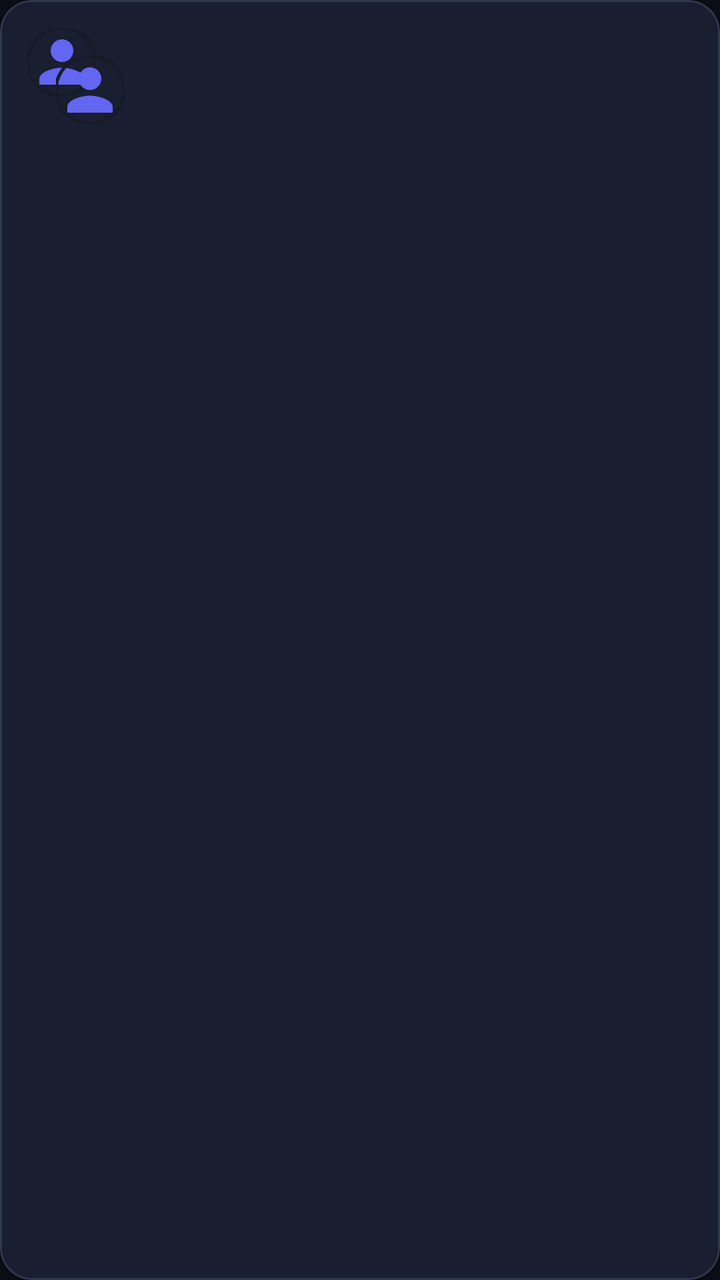
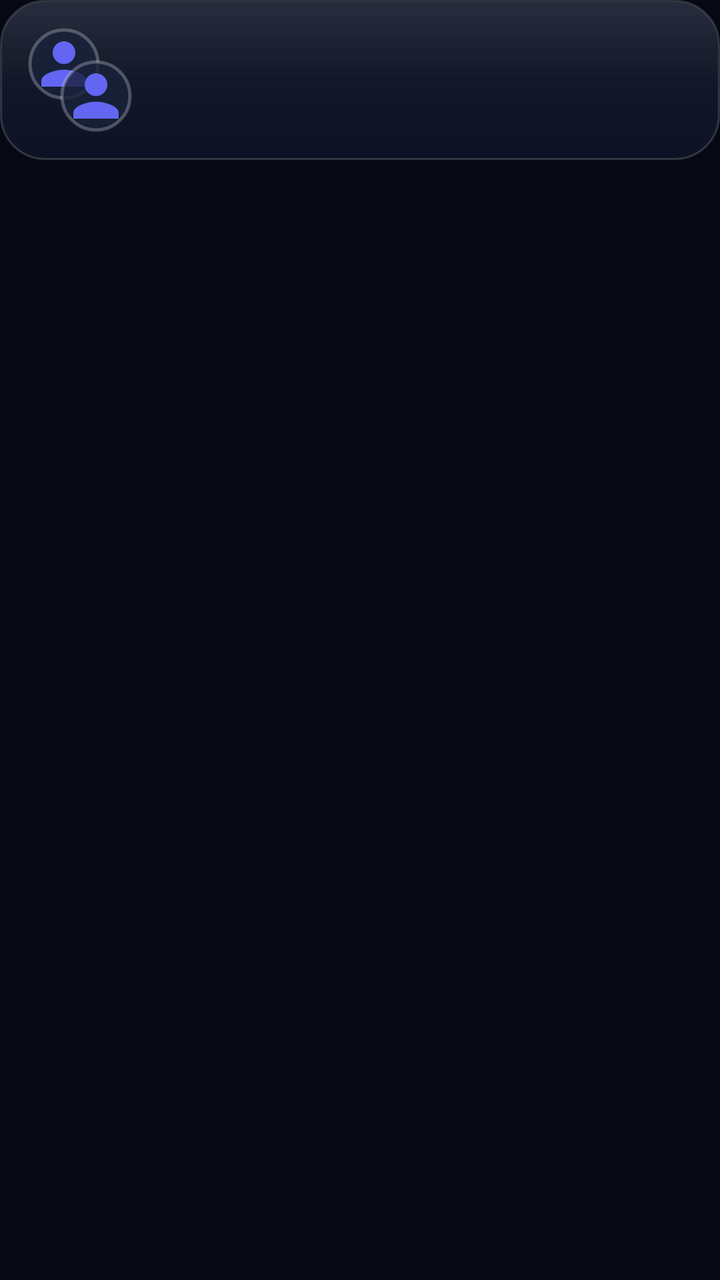

Before-and-after screenshots of an Android layout around one commit, followed by the original layout XML and the change that was made.
<!-- AndroidManifest.xml: application theme Theme.PersonaNet -->
<!-- res/layout/item_conversation.xml -->
<?xml version="1.0" encoding="utf-8"?>
<com.google.android.material.card.MaterialCardView xmlns:android="http://schemas.android.com/apk/res/android"
    xmlns:app="http://schemas.android.com/apk/res-auto"
    android:id="@+id/card_conversation"
    android:layout_width="match_parent"
    android:layout_height="wrap_content"
    android:layout_marginHorizontal="12dp"
    android:layout_marginVertical="4dp"
    app:cardBackgroundColor="@color/surface_card"
    app:cardCornerRadius="16dp"
    app:cardElevation="1dp"
    app:strokeColor="@color/border_divider"
    app:strokeWidth="1dp">

    <LinearLayout
        android:layout_width="match_parent"
        android:layout_height="wrap_content"
        android:gravity="center_vertical"
        android:orientation="horizontal"
        android:padding="14dp">

        <FrameLayout
            android:layout_width="48dp"
            android:layout_height="48dp">

            <com.google.android.material.imageview.ShapeableImageView
                android:id="@+id/image_persona_a"
                android:layout_width="34dp"
                android:layout_height="34dp"
                android:layout_gravity="top|start"
                android:contentDescription="@string/app_name"
                android:scaleType="centerCrop"
                android:src="@drawable/ic_person_placeholder"
                app:shapeAppearanceOverlay="@style/ShapeAppearance.PersonaNet.Circle"
                app:strokeColor="@color/surface_card"
                app:strokeWidth="1.5dp" />

            <com.google.android.material.imageview.ShapeableImageView
                android:id="@+id/image_persona_b"
                android:layout_width="34dp"
                android:layout_height="34dp"
                android:layout_gravity="bottom|end"
                android:contentDescription="@string/app_name"
                android:scaleType="centerCrop"
                android:src="@drawable/ic_person_placeholder"
                app:shapeAppearanceOverlay="@style/ShapeAppearance.PersonaNet.Circle"
                app:strokeColor="@color/surface_card"
                app:strokeWidth="1.5dp" />
        </FrameLayout>

        <LinearLayout
            android:layout_width="0dp"
            android:layout_height="wrap_content"
            android:layout_marginStart="14dp"
            android:layout_weight="1"
            android:orientation="vertical">

            <LinearLayout
                android:layout_width="match_parent"
                android:layout_height="wrap_content"
                android:orientation="horizontal">

                <TextView
                    android:id="@+id/text_conv_title"
                    android:layout_width="0dp"
                    android:layout_height="wrap_content"
                    android:layout_weight="1"
                    android:ellipsize="end"
                    android:maxLines="1"
                    android:textColor="@color/text_primary"
                    android:textSize="15sp"
                    android:textStyle="bold" />

                <TextView
                    android:id="@+id/text_conv_time"
                    android:layout_width="wrap_content"
                    android:layout_height="wrap_content"
                    android:textColor="@color/text_tertiary"
                    android:textSize="11sp" />
            </LinearLayout>

            <TextView
                android:id="@+id/text_conv_last_message"
                android:layout_width="match_parent"
                android:layout_height="wrap_content"
                android:layout_marginTop="4dp"
                android:ellipsize="end"
                android:maxLines="1"
                android:textColor="@color/text_secondary"
                android:textSize="13sp" />
        </LinearLayout>

    </LinearLayout>
</com.google.android.material.card.MaterialCardView>
<!-- resources referenced by this layout -->
<resources>
  <color name="border_divider">#2E384D</color>
  <color name="surface_card">#161B26</color>
  <color name="text_primary">#F1F5F9</color>
  <color name="text_secondary">#94A3B8</color>
  <color name="text_tertiary">#64748B</color>
  <style name="Theme.PersonaNet" parent="Theme.Material3.DayNight.NoActionBar">
          
          <item name="colorPrimary">@color/indigo_primary</item>
          <item name="colorOnPrimary">@color/white</item>
          <item name="colorPrimaryContainer">@color/surface_elevated</item>
          <item name="colorOnPrimaryContainer">@color/text_primary</item>
          
          <item name="colorSecondary">@color/violet_accent</item>
          <item name="colorOnSecondary">@color/white</item>
  
          
          <item name="android:windowBackground">@color/bg_midnight</item>
          <item name="colorSurface">@color/surface_card</item>
          <item name="colorOnSurface">@color/text_primary</item>
          <item name="colorSurfaceVariant">@color/surface_elevated</item>
          <item name="colorOnSurfaceVariant">@color/text_secondary</item>
  
          
          <item name="android:statusBarColor">@color/bg_midnight</item>
          <item name="android:navigationBarColor">@color/bg_midnight</item>
          <item name="android:windowLightStatusBar">false</item>
          <item name="android:windowLightNavigationBar">false</item>
  
          <item name="android:textColorPrimary">@color/text_primary</item>
          <item name="android:textColorSecondary">@color/text_secondary</item>
      </style>
  <color name="indigo_primary">#6366F1</color>
  <color name="surface_elevated">#1F2637</color>
  <color name="violet_accent">#8B5CF6</color>
  <color name="bg_midnight">#0B0E14</color>
  <!-- unchanged entries left out for length: 4 -->
</resources>

<!-- the commit's change to res/layout/item_conversation.xml (unified diff, before → after) -->
@@ -5,46 +5,51 @@
     android:layout_width="match_parent"
     android:layout_height="wrap_content"
     android:layout_marginHorizontal="12dp"
-    android:layout_marginVertical="4dp"
-    app:cardBackgroundColor="@color/surface_card"
-    app:cardCornerRadius="16dp"
-    app:cardElevation="1dp"
-    app:strokeColor="@color/border_divider"
-    app:strokeWidth="1dp">
+    android:layout_marginVertical="5dp"
+    app:cardBackgroundColor="@android:color/transparent"
+    app:cardCornerRadius="@dimen/glass_radius_card"
+    app:cardElevation="0dp"
+    app:rippleColor="@color/ripple_color"
+    app:strokeWidth="0dp">
 
     <LinearLayout
         android:layout_width="match_parent"
         android:layout_height="wrap_content"
+        android:background="@drawable/bg_glass_card"
         android:gravity="center_vertical"
         android:orientation="horizontal"
         android:padding="14dp">
 
         <FrameLayout
-            android:layout_width="48dp"
-            android:layout_height="48dp">
+            android:layout_width="52dp"
+            android:layout_height="52dp">
 
             <com.google.android.material.imageview.ShapeableImageView
                 android:id="@+id/image_persona_a"
-                android:layout_width="34dp"
-                android:layout_height="34dp"
+                android:layout_width="36dp"
+                android:layout_height="36dp"
                 android:layout_gravity="top|start"
+                android:background="@color/surface_elevated"
                 android:contentDescription="@string/app_name"
+                android:padding="1dp"
                 android:scaleType="centerCrop"
                 android:src="@drawable/ic_person_placeholder"
                 app:shapeAppearanceOverlay="@style/ShapeAppearance.PersonaNet.Circle"
-                app:strokeColor="@color/surface_card"
+                app:strokeColor="@color/glass_border_bright"
                 app:strokeWidth="1.5dp" />
 
             <com.google.android.material.imageview.ShapeableImageView
                 android:id="@+id/image_persona_b"
-                android:layout_width="34dp"
-                android:layout_height="34dp"
+                android:layout_width="36dp"
+                android:layout_height="36dp"
                 android:layout_gravity="bottom|end"
+                android:background="@color/surface_elevated"
                 android:contentDescription="@string/app_name"
+                android:padding="1dp"
                 android:scaleType="centerCrop"
                 android:src="@drawable/ic_person_placeholder"
                 app:shapeAppearanceOverlay="@style/ShapeAppearance.PersonaNet.Circle"
-                app:strokeColor="@color/surface_card"
+                app:strokeColor="@color/glass_border_bright"
                 app:strokeWidth="1.5dp" />
         </FrameLayout>
 
@@ -58,12 +63,14 @@
             <LinearLayout
                 android:layout_width="match_parent"
                 android:layout_height="wrap_content"
+                android:gravity="center_vertical"
                 android:orientation="horizontal">
 
                 <TextView
                     android:id="@+id/text_conv_title"
                     android:layout_width="0dp"
                     android:layout_height="wrap_content"
+                    android:layout_marginEnd="8dp"
                     android:layout_weight="1"
                     android:ellipsize="end"
                     android:maxLines="1"
<!-- resource entries referenced after the edit -->
@@ -1,19 +1,56 @@
 <!-- resources referenced by this layout -->
 <resources>
-  <color name="border_divider">#2E384D</color>
-  <color name="surface_card">#161B26</color>
-  <color name="text_primary">#F1F5F9</color>
-  <color name="text_secondary">#94A3B8</color>
-  <color name="text_tertiary">#64748B</color>
+  <color name="glass_border_bright">#40FFFFFF</color>
+  <color name="ripple_color">#38FFFFFF</color>
+  <color name="border_divider">#29FFFFFF</color>
+  <color name="glass_sheen_none">#00FFFFFF</color>
+  <color name="surface_card">#B311182B</color>
+  <dimen name="glass_stroke_width">1dp</dimen>
+  <color name="text_primary">#F8FAFC</color>
+  <color name="text_secondary">#B4C2D8</color>
+  <color name="text_tertiary">#7C8CA6</color>
+  <dimen name="glass_radius_card">22dp</dimen>
+  <!-- drawable bg_glass_card (drawable) -->
+  <?xml version="1.0" encoding="utf-8"?>
+  <layer-list xmlns:android="http://schemas.android.com/apk/res/android">
+      
+      <item>
+          <shape android:shape="rectangle">
+              <solid android:color="@color/surface_card" />
+              <corners android:radius="@dimen/glass_radius_card" />
+              <stroke
+                  android:width="@dimen/glass_stroke_width"
+                  android:color="@color/border_divider" />
+          </shape>
+      </item>
+      
+      <item
+          android:left="1dp"
+          android:right="1dp"
+          android:top="1dp"
+          android:bottom="1dp">
+          <shape android:shape="rectangle">
+              <gradient
+                  android:angle="270"
+                  android:startColor="#1CFFFFFF"
+                  android:centerColor="#05FFFFFF"
+                  android:endColor="@color/glass_sheen_none"
+                  android:type="linear" />
+              <corners android:radius="21dp" />
+          </shape>
+      </item>
+  </layer-list>
   <style name="Theme.PersonaNet" parent="Theme.Material3.DayNight.NoActionBar">
           
           <item name="colorPrimary">@color/indigo_primary</item>
           <item name="colorOnPrimary">@color/white</item>
           <item name="colorPrimaryContainer">@color/surface_elevated</item>
           <item name="colorOnPrimaryContainer">@color/text_primary</item>
-          
+  
           <item name="colorSecondary">@color/violet_accent</item>
           <item name="colorOnSecondary">@color/white</item>
+          <item name="colorSecondaryContainer">@color/indigo_glow</item>
+          <item name="colorOnSecondaryContainer">@color/text_primary</item>
   
           
           <item name="android:windowBackground">@color/bg_midnight</item>
@@ -21,20 +58,85 @@
           <item name="colorOnSurface">@color/text_primary</item>
           <item name="colorSurfaceVariant">@color/surface_elevated</item>
           <item name="colorOnSurfaceVariant">@color/text_secondary</item>
+          <item name="colorOutline">@color/border_divider</item>
+          <item name="colorControlHighlight">@color/ripple_color</item>
   
           
-          <item name="android:statusBarColor">@color/bg_midnight</item>
-          <item name="android:navigationBarColor">@color/bg_midnight</item>
+          <item name="android:statusBarColor">@android:color/transparent</item>
+          <item name="android:navigationBarColor">@android:color/transparent</item>
           <item name="android:windowLightStatusBar">false</item>
           <item name="android:windowLightNavigationBar">false</item>
+          <item name="android:enforceNavigationBarContrast">false</item>
+          <item name="android:enforceStatusBarContrast">false</item>
   
           <item name="android:textColorPrimary">@color/text_primary</item>
           <item name="android:textColorSecondary">@color/text_secondary</item>
+          <item name="android:textColorHint">@color/text_tertiary</item>
+  
+          
+          <item name="alertDialogTheme">@style/Theme.PersonaNet.AlertDialog</item>
+          <item name="materialAlertDialogTheme">@style/Theme.PersonaNet.AlertDialog</item>
       </style>
-  <color name="indigo_primary">#6366F1</color>
-  <color name="surface_elevated">#1F2637</color>
-  <color name="violet_accent">#8B5CF6</color>
-  <color name="bg_midnight">#0B0E14</color>
+  <color name="indigo_primary">#7C83FF</color>
+  <color name="surface_elevated">#CC19223B</color>
+  <color name="violet_accent">#A78BFA</color>
+  <color name="indigo_glow">#387C83FF</color>
+  <color name="bg_midnight">#060913</color>
+  <style name="Theme.PersonaNet.AlertDialog" parent="ThemeOverlay.Material3.MaterialAlertDialog">
+          <item name="android:windowBackground">@drawable/bg_glass_dialog</item>
+          <item name="android:windowAnimationStyle">@style/GlassDialogAnimation</item>
+          <item name="android:backgroundDimAmount">0.60</item>
+          <item name="colorSurface">@color/glass_surface_dialog</item>
+          <item name="colorOnSurface">@color/text_primary</item>
+          <item name="colorPrimary">@color/indigo_primary</item>
+          <item name="buttonBarPositiveButtonStyle">@style/Widget.PersonaNet.DialogButton.Positive</item>
+          <item name="buttonBarNegativeButtonStyle">@style/Widget.PersonaNet.DialogButton.Negative</item>
+          <item name="buttonBarNeutralButtonStyle">@style/Widget.PersonaNet.DialogButton.Negative</item>
+      </style>
+  <!-- drawable bg_glass_dialog (drawable) -->
+  <?xml version="1.0" encoding="utf-8"?>
+  <layer-list xmlns:android="http://schemas.android.com/apk/res/android">
+      <item>
+          <shape android:shape="rectangle">
+              <solid android:color="@color/glass_surface_dialog" />
+              <corners android:radius="@dimen/glass_radius_dialog" />
+              <stroke
+                  android:width="1dp"
+                  android:color="@color/glass_border_bright" />
+          </shape>
+      </item>
+      <item
+          android:left="1dp"
+          android:right="1dp"
+          android:top="1dp"
+          android:bottom="1dp">
+          <shape android:shape="rectangle">
+              <gradient
+                  android:angle="270"
+                  android:startColor="#26FFFFFF"
+                  android:centerColor="#08FFFFFF"
+                  android:endColor="@color/glass_sheen_none"
+                  android:type="linear" />
+              <corners android:radius="25dp" />
+          </shape>
+      </item>
+  </layer-list>
+  <style name="GlassDialogAnimation">
+          <item name="android:windowEnterAnimation">@anim/glass_dialog_in</item>
+          <item name="android:windowExitAnimation">@anim/glass_dialog_out</item>
+      </style>
+  <color name="glass_surface_dialog">#EB11182B</color>
+  <style name="Widget.PersonaNet.DialogButton.Positive" parent="Widget.Material3.Button.TextButton.Dialog">
+          <item name="android:textColor">@color/indigo_primary</item>
+          <item name="android:textStyle">bold</item>
+          <item name="rippleColor">@color/ripple_accent</item>
+      </style>
+  <style name="Widget.PersonaNet.DialogButton.Negative" parent="Widget.Material3.Button.TextButton.Dialog">
+          <item name="android:textColor">@color/text_secondary</item>
+          <item name="rippleColor">@color/ripple_color</item>
+      </style>
+  <dimen name="glass_radius_dialog">26dp</dimen>
+  <color name="ripple_accent">#407C83FF</color>
   <!-- unchanged entries left out for length: 4 -->
 </resources>
 
